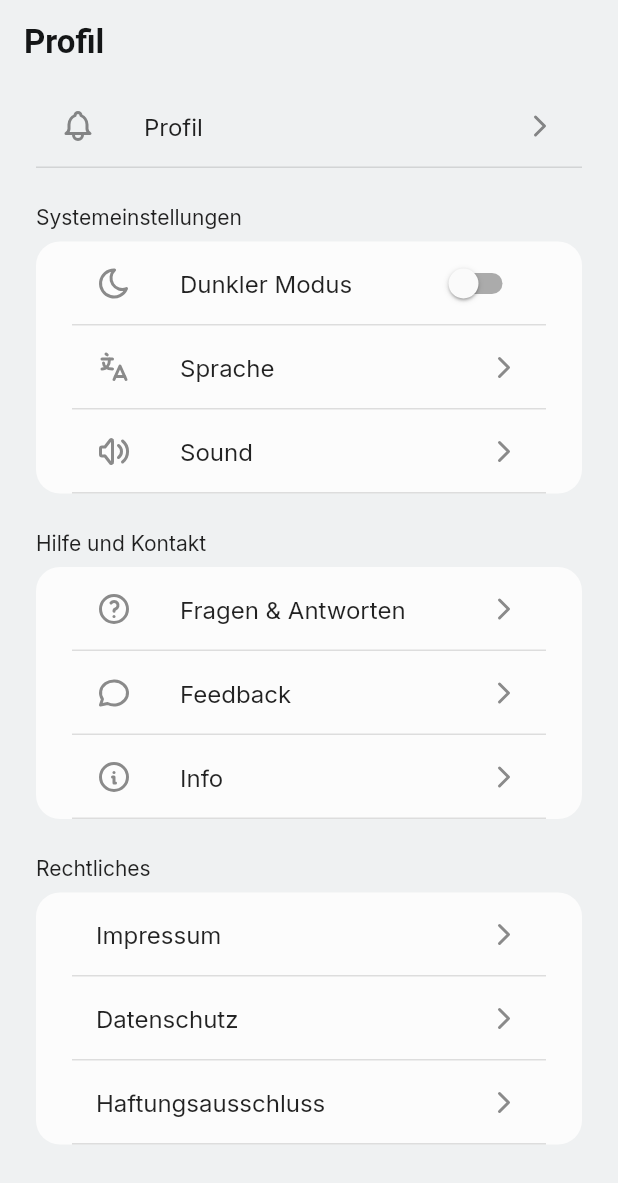
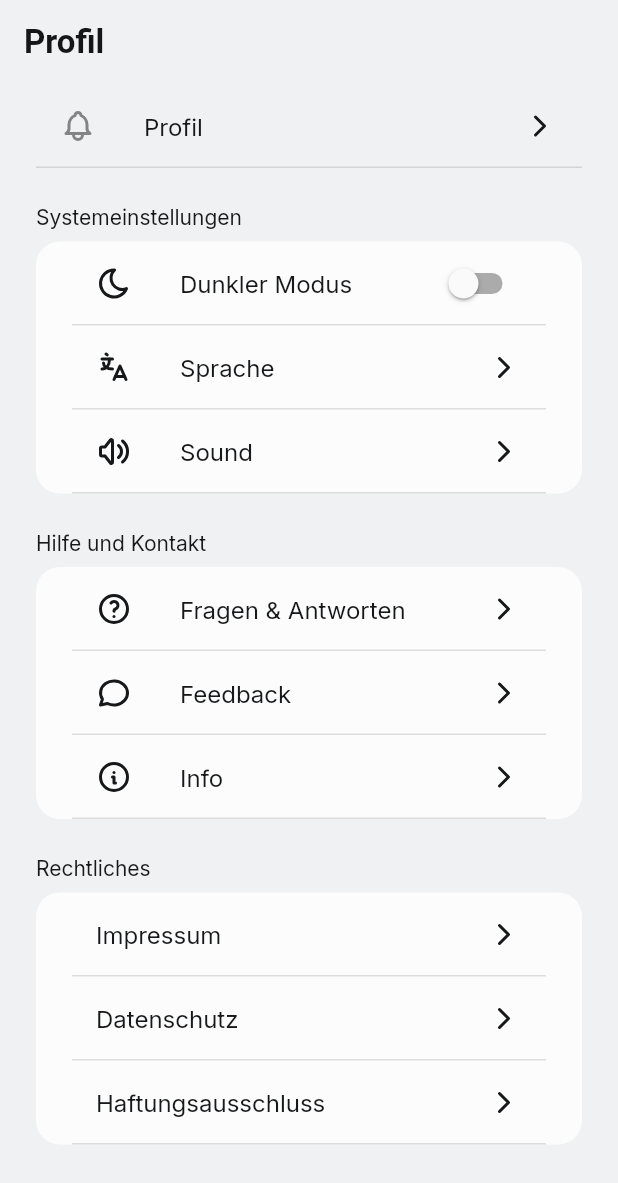
Before and after one commit to NkITaa/interval_timer, a Flutter app: the Profile screen opened directly, on a phone screen of 412 x 824 dp. Shown: the top 1183 px of the screen. Run offline on Flutter 3.47's test engine with Material 2 defaults, Android fonts, the phone set to English and light mode, and no system bars; our stand-ins replace circular_countdown_timer, confetti, flutter_tabler_icons, google_fonts, hive, hive_flutter and 1 more; accounts and stored records are empty; generated files the repository leaves out were written again.

Commit message:
dark mode in profile.dart

```diff
--- a/lib/pages/profile/components/settings_block.dart
+++ b/lib/pages/profile/components/settings_block.dart
@@ -16,9 +16,11 @@ class SettingsBlock extends StatelessWidget {
           padding: const EdgeInsets.only(top: 24.0, bottom: 8.0),
           child: Row(
             children: [
-              Text(
-                title,
-              ),
+              Text(title,
+                  style: TextStyle(
+                      color: MyApp.of(context).isDarkMode()
+                          ? darkNeutral900
+                          : lightNeutral850)),
             ],
           ),
         ),
--- a/lib/pages/profile/components/settings_tile.dart
+++ b/lib/pages/profile/components/settings_tile.dart
@@ -2,6 +2,7 @@ import 'package:flutter/material.dart';
 // ignore: depend_on_referenced_packages
 import 'package:flutter_tabler_icons/flutter_tabler_icons.dart';
 
+import '../../../const.dart';
 import '../../../main.dart';
 
 class SettingsTile extends StatefulWidget {
@@ -27,13 +28,24 @@ class _SettingsTileState extends State<SettingsTile> {
       children: [
         widget.icon == null
             ? ListTile(
-                title: Text(widget.title),
-                trailing: const Icon(TablerIcons.chevron_right),
+                title: Text(widget.title,
+                    style: TextStyle(
+                        color: MyApp.of(context).isDarkMode()
+                            ? darkNeutral900
+                            : lightNeutral850)),
+                trailing: Icon(TablerIcons.chevron_right,
+                    color: MyApp.of(context).isDarkMode()
+                        ? darkNeutral900
+                        : lightNeutral850),
                 onTap: widget.onTap,
               )
             : ListTile(
                 leading: widget.icon,
-                title: Text(widget.title),
+                title: Text(widget.title,
+                    style: TextStyle(
+                        color: MyApp.of(context).isDarkMode()
+                            ? darkNeutral900
+                            : lightNeutral850)),
                 trailing: widget.switching
                     ? Switch(
                         value: MyApp.of(context).isDarkMode(),
@@ -41,9 +53,14 @@ class _SettingsTileState extends State<SettingsTile> {
                           selected
                               ? MyApp.of(context).changeTheme(ThemeMode.dark)
                               : MyApp.of(context).changeTheme(ThemeMode.light);
-                          setState(() {});
+                          widget.onTap!();
                         })
-                    : const Icon(TablerIcons.chevron_right),
+                    : Icon(
+                        TablerIcons.chevron_right,
+                        color: MyApp.of(context).isDarkMode()
+                            ? darkNeutral900
+                            : lightNeutral850,
+                      ),
                 onTap: widget.onTap,
               ),
         const Divider(
--- a/lib/pages/profile/profile.dart
+++ b/lib/pages/profile/profile.dart
@@ -8,9 +8,14 @@ import '../../const.dart';
 import '../../main.dart';
 import 'components/settins_page.dart';
 
-class Profile extends StatelessWidget {
+class Profile extends StatefulWidget {
   const Profile({super.key});
 
+  @override
+  State<Profile> createState() => _ProfileState();
+}
+
+class _ProfileState extends State<Profile> {
   @override
   Widget build(BuildContext context) {
     return Scaffold(
@@ -40,18 +45,30 @@ class Profile extends StatelessWidget {
                   SettingsTile(
                     title:
                         AppLocalizations.of(context)!.profile_settings_darkmode,
-                    icon: const Icon(TablerIcons.moon),
+                    icon: Icon(TablerIcons.moon,
+                        color: MyApp.of(context).isDarkMode()
+                            ? darkNeutral900
+                            : lightNeutral850),
                     switching: true,
+                    onTap: () {
+                      setState(() {});
+                    },
                   ),
                   SettingsTile(
                     title:
                         AppLocalizations.of(context)!.profile_settings_language,
-                    icon: const Icon(TablerIcons.language),
+                    icon: Icon(TablerIcons.language,
+                        color: MyApp.of(context).isDarkMode()
+                            ? darkNeutral900
+                            : lightNeutral850),
                   ),
                   SettingsTile(
                       title:
                           AppLocalizations.of(context)!.profile_settings_sound,
-                      icon: const Icon(TablerIcons.volume),
+                      icon: Icon(TablerIcons.volume,
+                          color: MyApp.of(context).isDarkMode()
+                              ? darkNeutral900
+                              : lightNeutral850),
                       onTap: () => Navigator.of(context).push(MaterialPageRoute(
                           builder: (context) => const SettingsPage(
                                 index: 0,
@@ -63,7 +80,10 @@ class Profile extends StatelessWidget {
                 tiles: [
                   SettingsTile(
                     title: AppLocalizations.of(context)!.profile_help_faq,
-                    icon: const Icon(TablerIcons.help),
+                    icon: Icon(TablerIcons.help,
+                        color: MyApp.of(context).isDarkMode()
+                            ? darkNeutral900
+                            : lightNeutral850),
                     onTap: () => Navigator.of(context).push(MaterialPageRoute(
                         builder: (context) => const SettingsPage(
                               index: 1,
@@ -71,7 +91,10 @@ class Profile extends StatelessWidget {
                   ),
                   SettingsTile(
                     title: AppLocalizations.of(context)!.profile_help_feedback,
-                    icon: const Icon(TablerIcons.message_circle),
+                    icon: Icon(TablerIcons.message_circle,
+                        color: MyApp.of(context).isDarkMode()
+                            ? darkNeutral900
+                            : lightNeutral850),
                     onTap: () => Navigator.of(context).push(MaterialPageRoute(
                         builder: (context) => const SettingsPage(
                               index: 2,
@@ -79,7 +102,10 @@ class Profile extends StatelessWidget {
                   ),
                   SettingsTile(
                     title: AppLocalizations.of(context)!.profile_help_info,
-                    icon: const Icon(TablerIcons.info_circle),
+                    icon: Icon(TablerIcons.info_circle,
+                        color: MyApp.of(context).isDarkMode()
+                            ? darkNeutral900
+                            : lightNeutral850),
                     onTap: () => Navigator.of(context).push(MaterialPageRoute(
                         builder: (context) => const SettingsPage(
                               index: 3,
```
